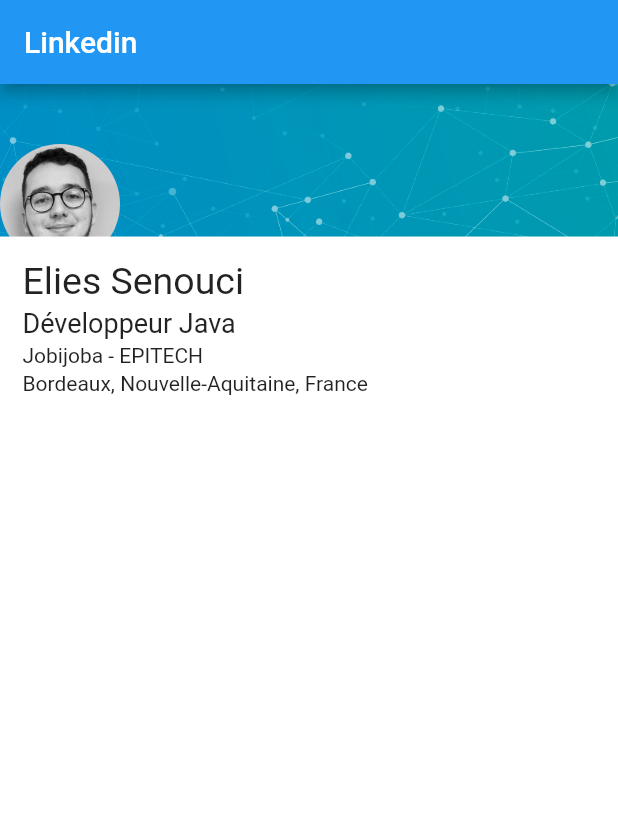
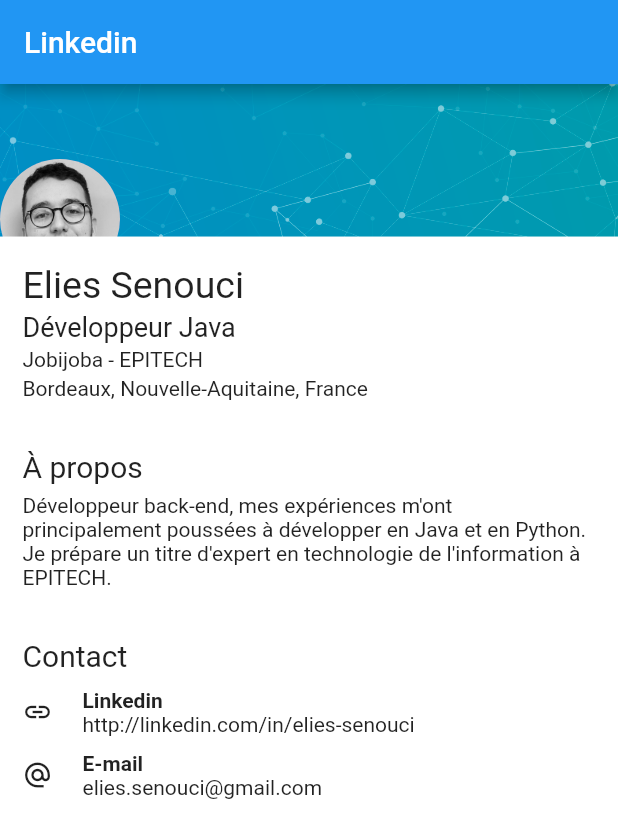
Before and after one commit to EliesSenouci/FlutterPlayground, a Flutter app: the screen it shows after launch, on a phone screen of 412 x 824 dp. Shown: the top 838 px of the screen. Run offline on Flutter 3.47's test engine with Material 2 defaults, Android fonts, the phone set to English and light mode, and no system bars.

Commit message:
add a propos and contact section

```diff
--- a/lib/main.dart
+++ b/lib/main.dart
@@ -2,6 +2,7 @@
 // Use of this source code is governed by a BSD-style license that can be
 // found in the LICENSE file.
 
+import 'package:flutter/foundation.dart';
 import 'package:flutter/material.dart';
 
 void main() => runApp(MyApp());
@@ -25,12 +26,9 @@ class MyApp extends StatelessWidget {
       children: [
         Stack(
           children: [
-            Padding(
-              padding: EdgeInsets.only(bottom: 0),
-              child: Image.asset('images/background.png'),
-            ),
+            Image.asset('images/background.png'),
             Positioned(
-              top: 40,
+              top: 50,
               child: CircleAvatar(
                 backgroundImage: AssetImage('images/photo.jpeg'),
                 radius: 40,
@@ -38,7 +36,11 @@ class MyApp extends StatelessWidget {
             ),
           ],
         ),
-        primarySection()
+        primarySection(),
+        SizedBox(height: 3),
+        aboutSection(),
+        SizedBox(height: 3),
+        contactSection()
       ],
     );
   }
@@ -48,6 +50,7 @@ class MyApp extends StatelessWidget {
       color: Colors.white,
       padding: const EdgeInsets.all(15.0),
       child: Column(children: [
+        SizedBox(height: 3),
         Text("Elies Senouci",
             style: TextStyle(fontSize: 25, fontWeight: FontWeight.w400)),
         SizedBox(height: 3),
@@ -59,4 +62,110 @@ class MyApp extends StatelessWidget {
       ], crossAxisAlignment: CrossAxisAlignment.start),
     );
   }
+
+  Widget aboutSection() {
+    return Container(
+      color: Colors.white,
+      padding: const EdgeInsets.all(15.0),
+      child: Column(children: [
+        Text("À propos",
+            style: TextStyle(fontSize: 20, fontWeight: FontWeight.w400)),
+        SizedBox(height: 6),
+        Text(
+            "Développeur back-end, mes expériences m'ont principalement poussées à développer en Java et en Python. "
+            "Je prépare un titre d'expert en technologie de l'information à EPITECH.")
+      ], crossAxisAlignment: CrossAxisAlignment.start),
+    );
+  }
+
+  Widget contactSection() {
+    return Container(
+      color: Colors.white,
+      padding: const EdgeInsets.all(15.0),
+      child: Column(
+        children: [
+          Text(
+            "Contact",
+            style: TextStyle(fontSize: 20, fontWeight: FontWeight.w400),
+          ),
+          SizedBox(height: 10),
+          buildContactRow(
+              "Linkedin",
+              "http://linkedin.com/in/elies-senouci",
+              Icon(
+                Icons.link,
+                size: 20,
+              )),
+          SizedBox(height: 10),
+          buildContactRow(
+              "E-mail",
+              "elies.senouci@gmail.com",
+              Icon(
+                Icons.alternate_email,
+                size: 20,
+              ))
+        ],
+        crossAxisAlignment: CrossAxisAlignment.start,
+      ),
+    );
+  }
+
+  Widget buildContactRow(String headline, String text, Icon icon) {
+    return Row(
+      children: [
+        icon,
+        SizedBox(width: 20),
+        Column(
+          children: [
+            Text(
+              headline,
+              style: TextStyle(fontWeight: FontWeight.bold),
+            ),
+            Text(text),
+          ],
+          crossAxisAlignment: CrossAxisAlignment.start,
+        ),
+      ],
+    );
+  }
 }
+class StackDemo extends StatelessWidget {
+  @override
+  Widget build(BuildContext context) {
+    return new Stack(
+      children: <Widget>[
+        // The containers in the background
+        new Column(
+          children: <Widget>[
+            new Container(
+              height: MediaQuery.of(context).size.height * .65,
+              color: Colors.blue,
+            ),
+            new Container(
+              height: MediaQuery.of(context).size.height * .35,
+              color: Colors.white,
+            )
+          ],
+        ),
+        // The card widget with top padding,
+        // incase if you wanted bottom padding to work,
+        // set the `alignment` of container to Alignment.bottomCenter
+        new Container(
+          alignment: Alignment.topCenter,
+          padding: new EdgeInsets.only(
+              top: MediaQuery.of(context).size.height * .58,
+              right: 20.0,
+              left: 20.0),
+          child: new Container(
+            height: 200.0,
+            width: MediaQuery.of(context).size.width,
+            child: new Card(
+              color: Colors.white,
+              elevation: 4.0,
+            ),
+          ),
+        )
+      ],
+    );
+  }
+}
```
